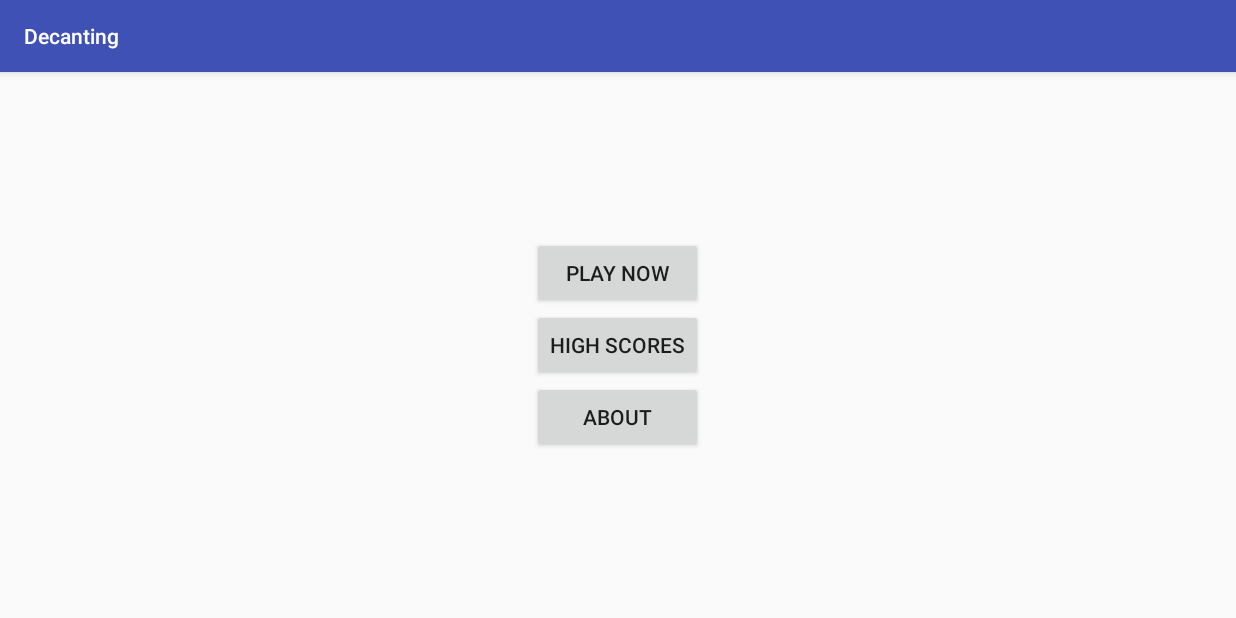
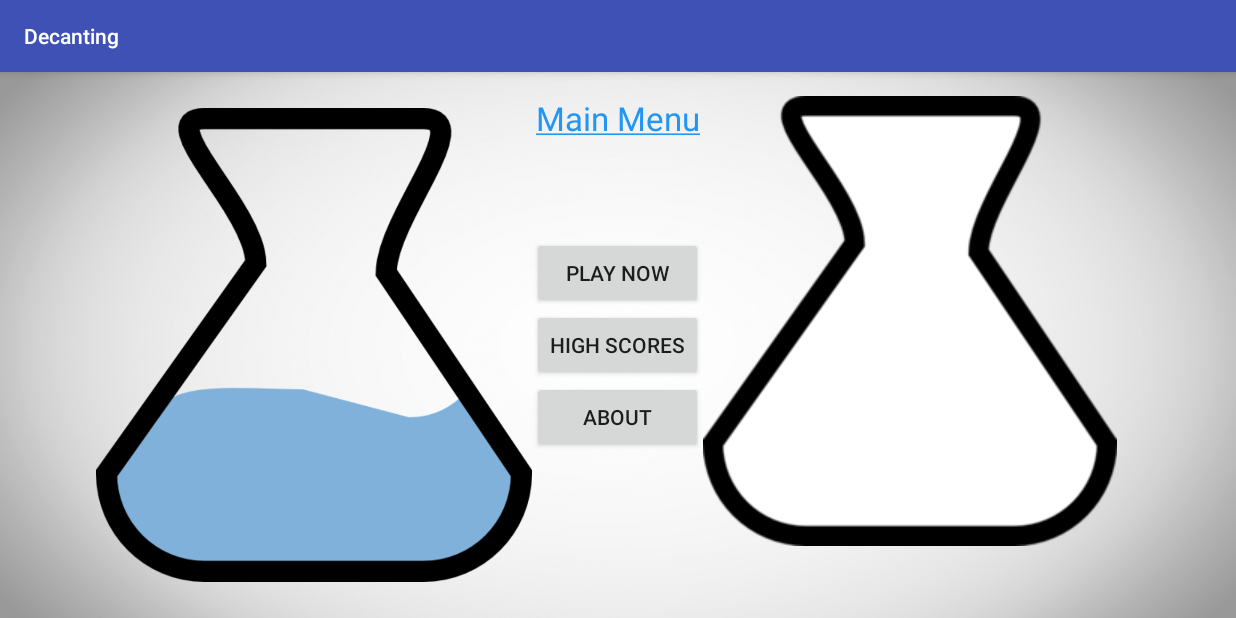
Before and after one commit to MathBunny/decanting, an Android app: the screen it shows after launch (MainActivity), on a phone screen of 824 x 412 dp (held sideways). Run offline under Robolectric (Android 15) with nearby library versions, the phone set to English and light mode, and no system bars.

Commit message:
Add menu images

```diff
--- a/app/src/main/res/layout/activity_about.xml
+++ b/app/src/main/res/layout/activity_about.xml
@@ -7,6 +7,7 @@
     android:paddingLeft="@dimen/activity_horizontal_margin"
     android:paddingRight="@dimen/activity_horizontal_margin"
     android:paddingTop="@dimen/activity_vertical_margin"
+    android:background="@drawable/background_grey"
     tools:context="ca.horatiu.decanting.About">
 
     <GridLayout
--- a/app/src/main/res/layout/activity_completed_level.xml
+++ b/app/src/main/res/layout/activity_completed_level.xml
@@ -7,6 +7,7 @@
     android:paddingLeft="@dimen/activity_horizontal_margin"
     android:paddingRight="@dimen/activity_horizontal_margin"
     android:paddingTop="@dimen/activity_vertical_margin"
+    android:background="@drawable/background_grey"
     tools:context="ca.horatiu.decanting.CompletedLevel">
 
     <GridLayout
--- a/app/src/main/res/layout/activity_custom_level_configuration.xml
+++ b/app/src/main/res/layout/activity_custom_level_configuration.xml
@@ -7,6 +7,7 @@
     android:paddingLeft="@dimen/activity_horizontal_margin"
     android:paddingRight="@dimen/activity_horizontal_margin"
     android:paddingTop="2dp"
+    android:background="@drawable/background_grey"
     tools:context="ca.horatiu.decanting.CustomLevelConfiguration">
     <RelativeLayout
         android:layout_width="match_parent"
--- a/app/src/main/res/layout/activity_highscores.xml
+++ b/app/src/main/res/layout/activity_highscores.xml
@@ -7,6 +7,7 @@
     android:paddingLeft="@dimen/activity_horizontal_margin"
     android:paddingRight="@dimen/activity_horizontal_margin"
     android:paddingTop="@dimen/activity_vertical_margin"
+    android:background="@drawable/background_grey"
     tools:context="ca.horatiu.decanting.Highscores">
 
 </RelativeLayout>
--- a/app/src/main/res/layout/activity_level_selection.xml
+++ b/app/src/main/res/layout/activity_level_selection.xml
@@ -7,6 +7,7 @@
     android:paddingLeft="@dimen/activity_horizontal_margin"
     android:paddingRight="@dimen/activity_horizontal_margin"
     android:paddingTop="@dimen/activity_vertical_margin"
+    android:background="@drawable/background_grey"
     tools:context="ca.horatiu.decanting.LevelSelection">
 
     <RelativeLayout
@@ -20,8 +21,10 @@
             android:layout_height="wrap_content"
             android:layout_centerHorizontal="true"
             android:text="@string/level_selection"
+            android:textColor="#2196f3"
             android:id="@+id/title"
             android:textSize="@dimen/text_size_medium"
+            android:textAppearance="?android:attr/textAppearanceLarge"
             />
 
         <Button
--- a/app/src/main/res/layout/activity_main.xml
+++ b/app/src/main/res/layout/activity_main.xml
@@ -9,6 +9,7 @@
     android:paddingRight="@dimen/activity_horizontal_margin"
     android:paddingTop="@dimen/activity_vertical_margin"
     android:weightSum="3"
+    android:background="@drawable/background_grey"
     tools:context="ca.horatiu.decanting.MainActivity">
 
     <!-- <Button
@@ -38,6 +39,15 @@
     <RelativeLayout
         android:layout_width="match_parent"
         android:layout_height="match_parent">
+        <TextView
+            android:layout_width="wrap_content"
+            android:layout_height="wrap_content"
+            android:text="@string/main_menu"
+            android:layout_centerHorizontal="true"
+            android:textColor="#2196f3"
+            android:textAppearance="?android:attr/textAppearanceLarge"
+            />
+
 
         <Button
             android:layout_above="@+id/highscores"
@@ -70,5 +80,19 @@
             android:text="@string/about"
             android:id="@+id/button3"
             android:onClick="about" />
+
+        <ImageView
+            android:layout_width="wrap_content"
+            android:layout_height="wrap_content"
+            android:layout_toLeftOf="@+id/highscores"
+            android:src="@drawable/water_jug"
+            />
+
+        <ImageView
+            android:layout_width="wrap_content"
+            android:layout_height="wrap_content"
+            android:layout_toRightOf="@+id/highscores"
+            android:src="@drawable/empty_jug"
+            />
     </RelativeLayout>
 </LinearLayout>
--- a/app/src/main/res/values/strings.xml
+++ b/app/src/main/res/values/strings.xml
@@ -18,4 +18,5 @@
     <string name="level_selection"><u>Level Selection</u></string>
     <string name="level_configuration"><u>Level Configuration</u></string>
     <string name="zero">0</string>
+    <string name="main_menu"><u>Main Menu</u></string>
 </resources>
```
Also changed, not shown: app/src/main/java/ca/horatiu/decanting/Game.java (+11 -0 lines), app/src/main/java/ca/horatiu/decanting/GameRenderer.java (+25 -8 lines), app/src/main/res/drawable/background_grey.jpg (added), app/src/main/res/drawable/empty_jug.png (added), app/src/main/res/drawable/water_jug.png (added).
